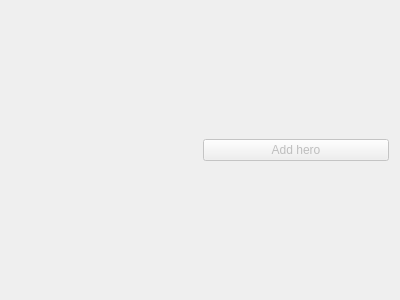
This is app/view/forms/heroesview.ui in r0nd0ud0u/qt-rpg as Qt 5 draws it before an edit. The edited form follows.
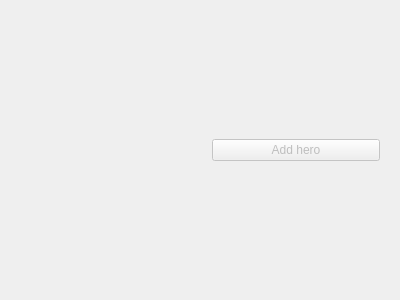
This is the edited form.

Commit message: promote layout to widget for heroesview

The edit to the form file:
```diff
--- a/app/view/forms/heroesview.ui
+++ b/app/view/forms/heroesview.ui
@@ -20,6 +20,7 @@
     </widget>
    </item>
    <item>
+    <widget class="QWidget" name="right_widget" native="true">
     <layout class="QVBoxLayout" name="right_add_hero_lay">
      <item>
       <widget class="QPushButton" name="pushButton">
@@ -32,6 +33,7 @@
       </widget>
      </item>
     </layout>
+    </widget>
    </item>
   </layout>
  </widget>
```
Lines whose indentation alone changed are shown as unchanged.
